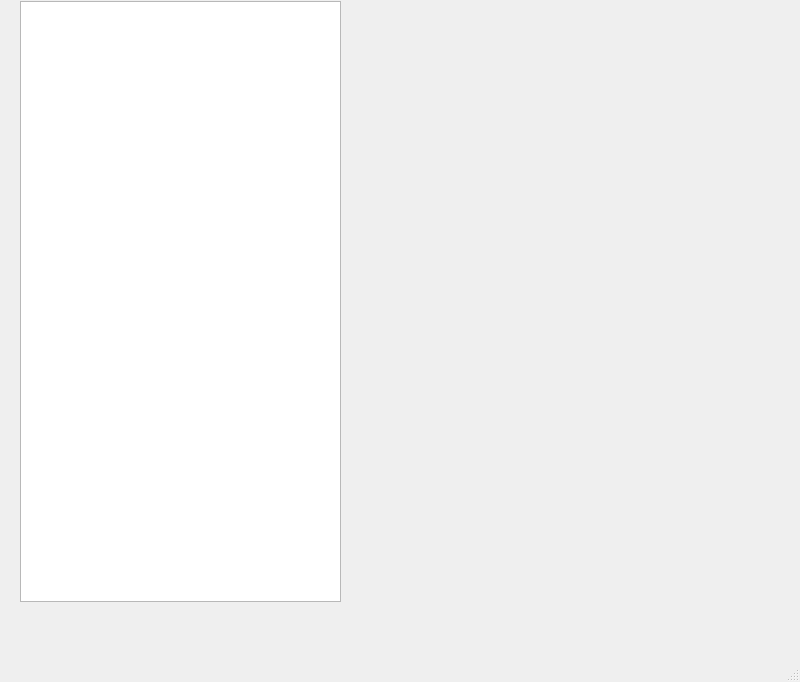
EgonSpengler/LimePipes, file src/gui/mainwindow.ui: the form before one commit.
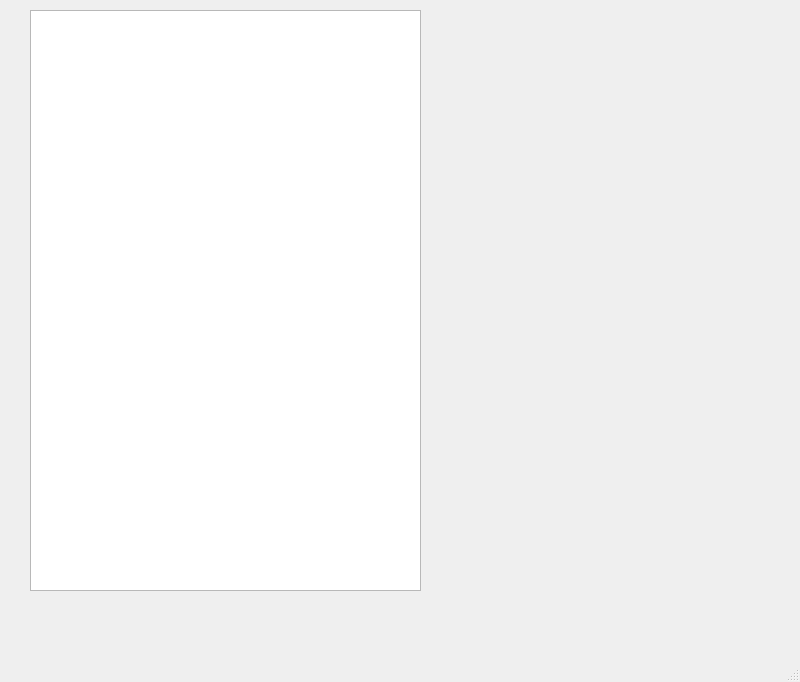
The form after the commit.

Diff of the .ui file:
```diff
--- a/src/gui/mainwindow.ui
+++ b/src/gui/mainwindow.ui
@@ -14,18 +14,15 @@
    <string>MainWindow</string>
   </property>
   <widget class="QWidget" name="centralwidget">
-   <widget class="QListView" name="listView">
+   <widget class="QTreeView" name="treeView">
     <property name="geometry">
      <rect>
-      <x>20</x>
-      <y>1</y>
-      <width>321</width>
-      <height>601</height>
+      <x>30</x>
+      <y>10</y>
+      <width>391</width>
+      <height>581</height>
      </rect>
     </property>
-    <property name="flow">
-     <enum>QListView::TopToBottom</enum>
-    </property>
    </widget>
   </widget>
   <widget class="QMenuBar" name="menubar">
```
